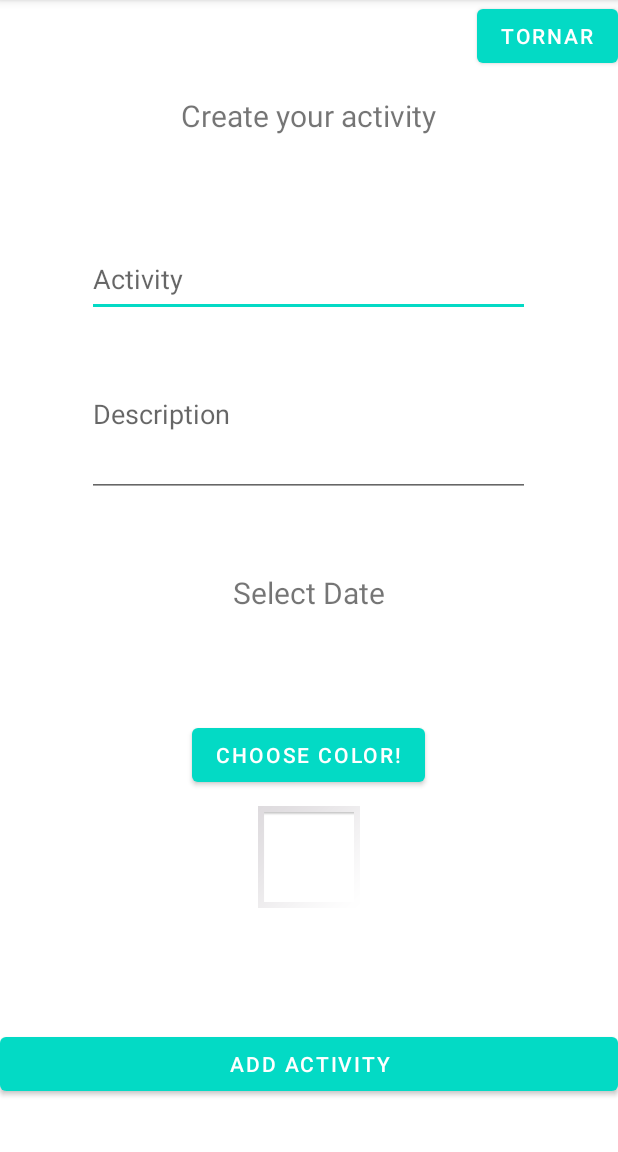
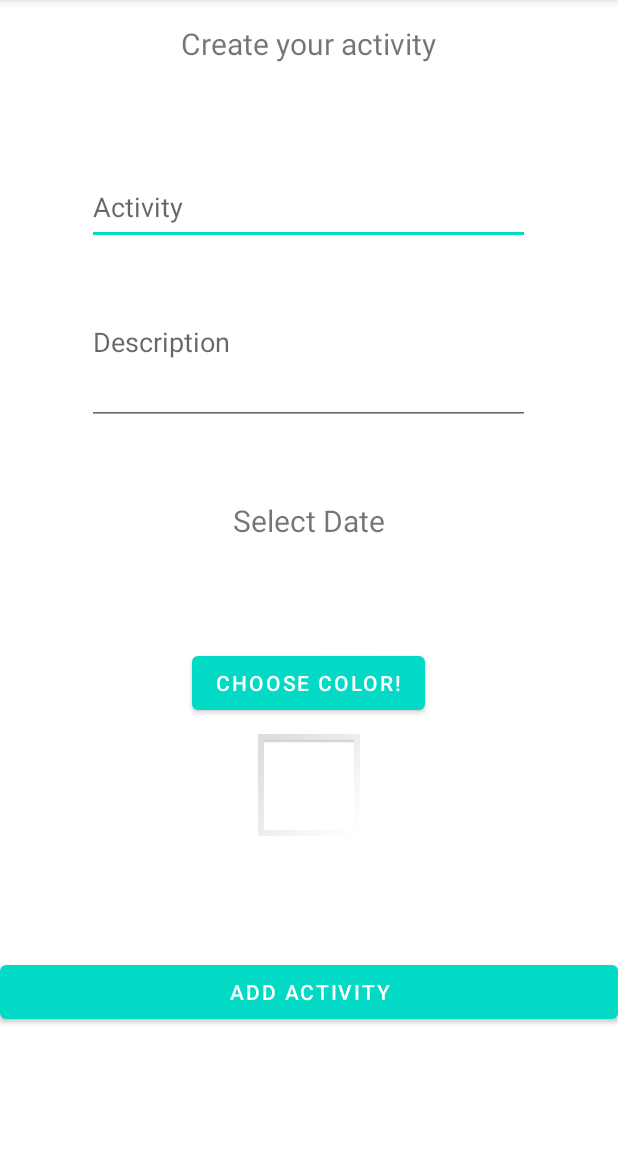
Before and after one commit to PereCP/TEAgenda, an Android app: the CreateEvento screen opened directly, with no data from a screen before it, on a phone screen of 412 x 824 dp, the part 84-1236 px from its top. Run offline under Robolectric (Android 15) with nearby library versions, the phone set to English and light mode, and no system bars; our stand-ins replace Room's generated code; libraries missing offline, so code that uses them is left out: yuku.ambilwarna.

Commit message:
canvios crear evneto

```diff
--- a/app/src/main/java/com/example/teagenda/CreateEvento.java
+++ b/app/src/main/java/com/example/teagenda/CreateEvento.java
@@ -40,7 +40,7 @@ public class CreateEvento extends AppCompatActivity {
     private Date auxDate;
     private DatePickerDialog.OnDateSetListener mDateSetListener;
     private Evento newActivity;
-    private Button buttonTornar;
+
 
 
     @Override
@@ -58,14 +58,8 @@ public class CreateEvento extends AppCompatActivity {
         actDescr = findViewById(R.id.activityDescription);
         colorPanel = findViewById(R.id.imageView);
         mDisplayDate = (TextView) findViewById(R.id.tvDate);
-        buttonTornar = (Button) findViewById(R.id.buttonTornar);
-        buttonTornar.setOnClickListener(new View.OnClickListener() {
-            @Override
-            public void onClick(View view) {
-                Intent tornar = new Intent(CreateEvento.this, MainActivity.class);
-                startActivity(tornar);
-            }
-        });
+
+
         mDisplayDate.setOnClickListener(new View.OnClickListener() {
 
             @Override
--- a/app/src/main/res/layout/activity_create_evento.xml
+++ b/app/src/main/res/layout/activity_create_evento.xml
@@ -18,21 +18,7 @@
             android:layout_height="wrap_content"
             android:orientation="vertical">
 
-            <LinearLayout
-                android:layout_width="match_parent"
-                android:layout_height="match_parent"
-                android:orientation="horizontal">
-                <Space
-                    android:layout_width="wrap_content"
-                    android:layout_height="wrap_content"
-                    android:layout_weight="1"
-                />
-                <Button
-                    android:id="@+id/buttonTornar"
-                    android:layout_width="wrap_content"
-                    android:layout_height="wrap_content"
-                    android:text="Tornar"/>
-            </LinearLayout>
+
 
             <TextView
                 android:id="@+id/editTextTextPersonName3"
```
